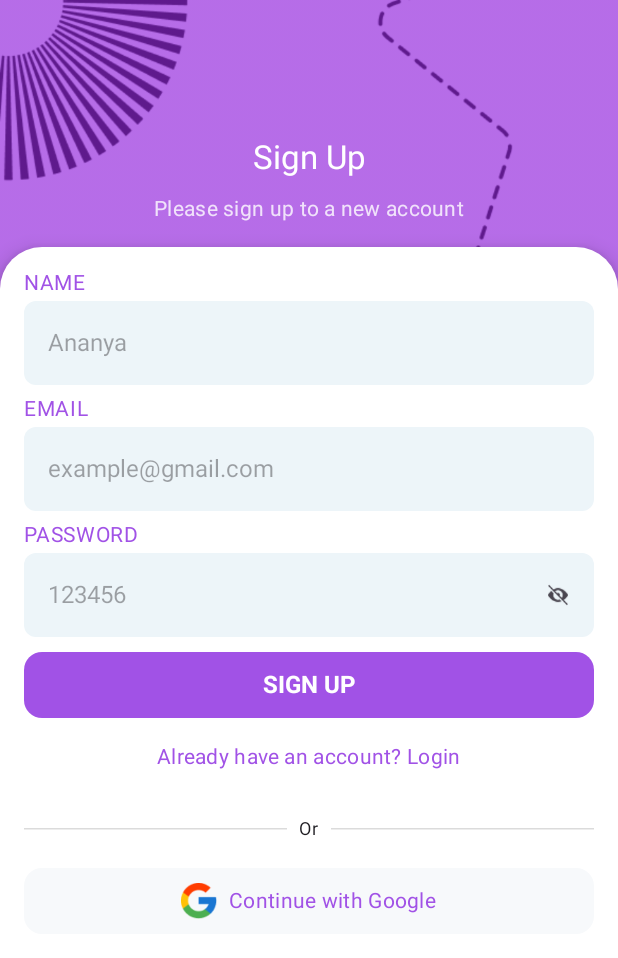
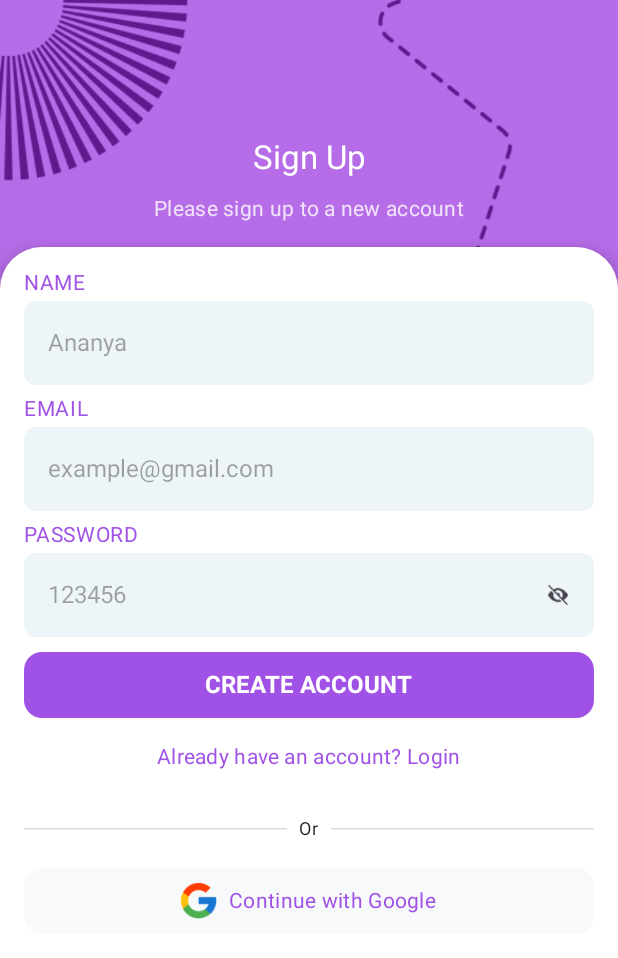
Before and after one commit to Ananya-Ahuja/OnTrack, an Android app built with Jetpack Compose: the signup screen opened through its navigation route, on a phone screen of 412 x 824 dp. Shown: the top 958 px of the screen. Run offline under Robolectric (Android 15) with nearby library versions, the phone set to English and light mode, and no system bars; our stand-ins replace Firebase (no records; nobody signed in at launch, a user with empty details on screens opened directly), livedata-compose.

Commit message:
connected signup with email and password with ui

```diff
--- a/app/build.gradle.kts
+++ b/app/build.gradle.kts
@@ -52,6 +52,7 @@ dependencies {
     implementation(libs.androidx.material3)
     implementation(libs.androidx.navigation.compose)
     implementation(libs.firebase.auth.ktx)
+    implementation(libs.androidx.runtime.livedata)
     testImplementation(libs.junit)
     androidTestImplementation(libs.androidx.junit)
     androidTestImplementation(libs.androidx.espresso.core)
--- a/app/src/main/java/com/igdtuw/ontrack/screens/login.kt
+++ b/app/src/main/java/com/igdtuw/ontrack/screens/login.kt
@@ -216,7 +216,7 @@ fun Login(modifier: Modifier = Modifier, navController: NavController, authViewM
                 // Go to Signup
                 TextButton(onClick = {navController.navigate("Signup")}) {
                     Text(
-                        text = "Already have an account? Login",
+                        text = "Don't have an account? Signup",
                         style = MaterialTheme.typography.bodyMedium.copy(
                             color = MaterialTheme.colorScheme.primary
                         )
--- a/app/src/main/java/com/igdtuw/ontrack/screens/signup.kt
+++ b/app/src/main/java/com/igdtuw/ontrack/screens/signup.kt
@@ -1,5 +1,6 @@
 package com.igdtuw.ontrack.screens
 
+import android.widget.Toast
 import androidx.compose.foundation.Image
 import androidx.compose.foundation.layout.Box
 import androidx.compose.foundation.layout.Column
@@ -28,7 +29,9 @@ import androidx.compose.material3.TextButton
 import androidx.compose.material3.TextField
 import androidx.compose.material3.TextFieldDefaults
 import androidx.compose.runtime.Composable
+import androidx.compose.runtime.LaunchedEffect
 import androidx.compose.runtime.getValue
+import androidx.compose.runtime.livedata.observeAsState
 import androidx.compose.runtime.mutableStateOf
 import androidx.compose.runtime.remember
 import androidx.compose.runtime.setValue
@@ -38,12 +41,14 @@ import androidx.compose.ui.graphics.Color
 import androidx.compose.ui.graphics.luminance
 import androidx.compose.ui.layout.ContentScale
 import androidx.compose.ui.platform.LocalConfiguration
+import androidx.compose.ui.platform.LocalContext
 import androidx.compose.ui.res.painterResource
 import androidx.compose.ui.text.input.PasswordVisualTransformation
 import androidx.compose.ui.text.input.VisualTransformation
 import androidx.compose.ui.unit.dp
 import androidx.compose.ui.unit.sp
 import androidx.navigation.NavController
+import com.igdtuw.ontrack.AuthState
 import com.igdtuw.ontrack.AuthViewModel
 import com.igdtuw.ontrack.R
 
@@ -58,7 +63,20 @@ fun Signup(modifier: Modifier = Modifier, navController: NavController, authView
     var email by remember { mutableStateOf("") }
     var password by remember { mutableStateOf("") }
     var passwordVisible by remember { mutableStateOf(false) }
-    var confirmPassword by remember { mutableStateOf("") }
+    val authState = authViewModel.authState.observeAsState()
+    val context = LocalContext.current
+
+    LaunchedEffect(authState.value) {
+        when (authState.value) {
+            is AuthState.Authenticated -> {
+                navController.navigate("Home")
+            }
+            is AuthState.Error -> {
+                Toast.makeText(context, (authState.value as AuthState.Error).message, Toast.LENGTH_SHORT).show()
+            }
+            else -> Unit
+        }
+    }
     Box(modifier = Modifier.fillMaxSize()) {
         // Background Image
         Image(
@@ -247,7 +265,7 @@ fun Signup(modifier: Modifier = Modifier, navController: NavController, authView
                         contentColor = MaterialTheme.colorScheme.onPrimary
                     )
                 ) {
-                    Text("SIGN UP", style = MaterialTheme.typography.labelLarge.copy(fontSize = 16.sp))
+                    Text("CREATE ACCOUNT", style = MaterialTheme.typography.labelLarge.copy(fontSize = 16.sp))
                 }
 
                 // Go to Login
--- a/gradle/libs.versions.toml
+++ b/gradle/libs.versions.toml
@@ -10,6 +10,7 @@ activityCompose = "1.10.1"
 composeBom = "2024.04.01"
 navigationCompose = "2.8.9"
 firebaseAuthKtx = "23.2.0"
+runtimeLivedata = "1.7.8"
 
 [libraries]
 androidx-core-ktx = { group = "androidx.core", name = "core-ktx", version.ref = "coreKtx" }
@@ -28,6 +29,7 @@ androidx-ui-test-junit4 = { group = "androidx.compose.ui", name = "ui-test-junit
 androidx-material3 = { group = "androidx.compose.material3", name = "material3" }
 androidx-navigation-compose = { group = "androidx.navigation", name = "navigation-compose", version.ref = "navigationCompose" }
 firebase-auth-ktx = { group = "com.google.firebase", name = "firebase-auth-ktx", version.ref = "firebaseAuthKtx" }
+androidx-runtime-livedata = { group = "androidx.compose.runtime", name = "runtime-livedata", version.ref = "runtimeLivedata" }
 
 [plugins]
 android-application = { id = "com.android.application", version.ref = "agp" }
```
